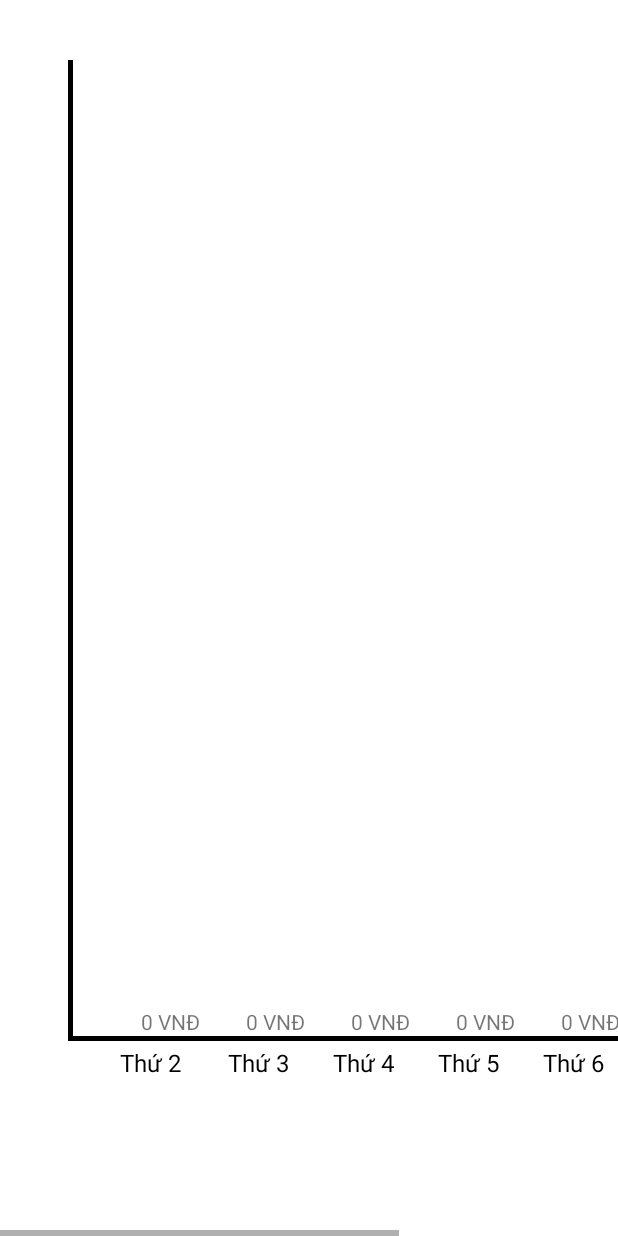
After one commit to tuannguyenipv6/QuanLyChiTieu, an Android app: the MainActivity_Chart_Day screen opened directly, with no data from a screen before it, on a phone screen of 412 x 824 dp. The commit adds this screen. Run offline under Robolectric (Android 15) with nearby library versions, the phone set to English and light mode, and no system bars.

Commit message:
biểu đồ chi tiêu các ngày trong tuần

```diff
--- a/app/src/main/AndroidManifest.xml
+++ b/app/src/main/AndroidManifest.xml
@@ -9,7 +9,8 @@
         android:roundIcon="@mipmap/ic_launcher_round"
         android:supportsRtl="true"
         android:theme="@style/Theme.QuảnLýChiTiêu">
-        <activity android:name=".MainActivity_Chart"></activity>
+        <activity android:name=".MainActivity_Chart_Day"></activity>
+        <activity android:name=".MainActivity_Chart" />
         <activity android:name=".MainActivity">
             <intent-filter>
                 <action android:name="android.intent.action.MAIN" />
--- a/app/src/main/java/com/example/qunlchitiu/Fragment/FragmentDetails.java
+++ b/app/src/main/java/com/example/qunlchitiu/Fragment/FragmentDetails.java
@@ -40,6 +40,7 @@ import com.example.qunlchitiu.Adapter.AdapterSpending;
 import com.example.qunlchitiu.ItemSpenOnClickListener;
 import com.example.qunlchitiu.MainActivity;
 import com.example.qunlchitiu.MainActivity_Chart;
+import com.example.qunlchitiu.MainActivity_Chart_Day;
 import com.example.qunlchitiu.Object.Spending;
 import com.example.qunlchitiu.R;
 import com.example.qunlchitiu.SQLite.DatabaseSpending;
@@ -79,7 +80,7 @@ public class FragmentDetails extends Fragment implements SwipeRefreshLayout.OnRe
     ArcMenu mArcMenu;
     int cThang, cTuan;
 
-    FloatingActionButton iArcToday, iArcWeek, iArcMoth;
+    FloatingActionButton iArcToday, iArcWeek, iArcMoth, iArcChNgay, iArcChTuan;
 
     @Nullable
     @Override
@@ -148,6 +149,17 @@ public class FragmentDetails extends Fragment implements SwipeRefreshLayout.OnRe
             }
         });
 
+        //Sự kiện biểu đồ Tuần
+
+        //Sự kiện biểu đồ ngày
+        iArcChNgay.setOnClickListener(new View.OnClickListener() {
+            @Override
+            public void onClick(View v) {
+                Intent intent = new Intent(getContext(), MainActivity_Chart_Day.class);
+                startActivity(intent);
+            }
+        });
+
         return view;
     }
 
@@ -166,6 +178,8 @@ public class FragmentDetails extends Fragment implements SwipeRefreshLayout.OnRe
         iArcToday = view.findViewById(R.id.iArcToday);
         iArcWeek = view.findViewById(R.id.iArcWeek);
         iArcMoth = view.findViewById(R.id.iArcMoth);
+        iArcChTuan = view.findViewById(R.id.iArcChTuan);
+        iArcChNgay = view.findViewById(R.id.iArcChNgay);
     }
 
 
@@ -239,8 +253,8 @@ public class FragmentDetails extends Fragment implements SwipeRefreshLayout.OnRe
 
     //set tiền chi tiêu tháng & tuần
     private void setTongCT(Date date){
-        cThang = spendingData.TieuThuThang(date, "MM");
-        cTuan = spendingData.TieuThuThang(date, "W");
+        cThang = spendingData.TieuThuThang(date, "MM/yyyy");
+        cTuan = spendingData.TieuThuThang(date, "W/MM/yyyy");
         TTthang.setText("Tháng này: " + cThang + " VNĐ");
         TTtuan.setText("Tuần này: " + cTuan + " VNĐ");
     }
--- /dev/null
+++ b/app/src/main/java/com/example/qunlchitiu/MainActivity_Chart_Day.java
@@ -0,0 +1,124 @@
+package com.example.qunlchitiu;
+
+import androidx.appcompat.app.AppCompatActivity;
+import androidx.recyclerview.widget.RecyclerView;
+
+import android.os.Bundle;
+import android.view.MotionEvent;
+import android.view.ScaleGestureDetector;
+import android.view.View;
+import android.widget.RelativeLayout;
+import android.widget.TextView;
+import android.widget.Toast;
+
+import com.example.qunlchitiu.SQLite.DatabaseSpending;
+
+import java.util.Date;
+
+public class MainActivity_Chart_Day extends AppCompatActivity {
+    TextView T2, T3, T4, T5, T6, T7, TCN;
+    TextView VNDT2, VNDT3, VNDT4, VNDT5, VNDT6, VNDT7, VNDCN;
+    DatabaseSpending database;
+    RelativeLayout mRelativeLayout;
+    ScaleGestureDetector scaleGestureDetector;
+    int max = 1;
+
+    @Override
+    protected void onCreate(Bundle savedInstanceState) {
+        super.onCreate(savedInstanceState);
+        setContentView(R.layout.activity_main__chart__day);
+        Anhxa();
+        Date date = new Date();
+        int Thu2 = database.Day(1, date);
+        int Thu3 = database.Day(2, date);
+        int Thu4 = database.Day(3, date);
+        int Thu5 = database.Day(4, date);
+        int Thu6 = database.Day(5, date);
+        int Thu7 = database.Day(6, date);
+        int CN = database.Day(7, date);
+
+//        Toast.makeText(MainActivity_Chart_Day.this, "???: " + Thu5, Toast.LENGTH_LONG).show();
+
+        //lấy ra Ngày cao nhất
+        int[] mMax = {Thu2, Thu3, Thu4, Thu5, Thu6, Thu7, CN};
+        for (int num: mMax) {
+            if(max < num)
+                max = num;
+        }
+
+        //set Dữ liệu từng Ngày:
+        setDataChar(Thu2, T2, VNDT2);
+        setDataChar(Thu3, T3, VNDT3);
+        setDataChar(Thu4, T4, VNDT4);
+        setDataChar(Thu5, T5, VNDT5);
+        setDataChar(Thu6, T6, VNDT6);
+        setDataChar(Thu7, T7, VNDT7);
+        setDataChar(CN, TCN, VNDCN);
+
+
+        //phóng to thu nhỏ
+        scaleGestureDetector = new ScaleGestureDetector(this, new MyGesture());
+        mRelativeLayout.setOnTouchListener(new View.OnTouchListener() {
+            @Override
+            public boolean onTouch(View v, MotionEvent event) {
+                scaleGestureDetector.onTouchEvent(event);
+                return true;
+            }
+        });
+    }
+    private void Anhxa(){
+        database = new DatabaseSpending(this);
+        mRelativeLayout = findViewById(R.id.RV_Char_Day);
+        T2 = findViewById(R.id.Day2);
+        T3 = findViewById(R.id.Day3);
+        T4 = findViewById(R.id.Day4);
+        T5 = findViewById(R.id.Day5);
+        T6 = findViewById(R.id.Day6);
+        T7 = findViewById(R.id.Day7);
+        TCN = findViewById(R.id.DayCN);
+
+        VNDT2 = findViewById(R.id.VNDT2);
+        VNDT3 = findViewById(R.id.VNDT3);
+        VNDT4 = findViewById(R.id.VNDT4);
+        VNDT5 = findViewById(R.id.VNDT5);
+        VNDT6 = findViewById(R.id.VNDT6);
+        VNDT7 = findViewById(R.id.VNDT7);
+        VNDCN = findViewById(R.id.VNDCN);
+    }
+
+    private void setDataChar(int gtrHT, TextView Thu, TextView VND){
+        double Height = (gtrHT * 1000) / max;
+        Thu.setHeight((int) Height);
+        VND.setText(gtrHT + " VNĐ");
+    }
+
+    //các funsion dùng để phóng to thu nhỏ
+    class MyGesture extends ScaleGestureDetector.SimpleOnScaleGestureListener{
+        //khai báo 3 biến lll: biến lấy giá trị phóng ban đầu, biến giữ giá trị phóng, và biến cuôi cùng kết thúc phóng
+        float scale = 1.0F, onScaleStart = 0, onScaleEnd = 0;
+
+        @Override
+        public boolean onScale(ScaleGestureDetector detector) {
+            //gọi lại biến bắt đầu "scale" nhân cho tỉ lệ mà người dùng phóng "detector.getScaleFactor();"
+            scale *= detector.getScaleFactor();
+            mRelativeLayout.setScaleX(scale); //chiều rộn
+            mRelativeLayout.setScaleY(scale); //chiều cao
+//            lvTKB.setSca(scale);
+            return super.onScale(detector);
+        }
+
+        @Override
+        public boolean onScaleBegin(ScaleGestureDetector detector) {
+            //lần lần phóng tiếp theo t cũng bắt nó tự độ phóng trk đó và gán vào onScaleStart
+            onScaleStart = scale;
+            return super.onScaleBegin(detector);
+        }
+
+        @Override
+        public void onScaleEnd(ScaleGestureDetector detector) {
+            //tương tự khi phóng kết thúc thì gán lại vào onScaleEnd
+            onScaleEnd = scale;
+            super.onScaleEnd(detector);
+        }
+    }
+}
--- a/app/src/main/java/com/example/qunlchitiu/SQLite/DatabaseSpending.java
+++ b/app/src/main/java/com/example/qunlchitiu/SQLite/DatabaseSpending.java
@@ -184,6 +184,7 @@ public class DatabaseSpending extends SQLiteOpenHelper {
             String pDate = cursor.getString(3);
             long lDate = Long.parseLong(pDate);
             Date idate = new java.util.Date(lDate*1000L);
+
             int iMoth = Integer.parseInt(formatMoth.format(idate));
             int iYear = Integer.parseInt(formatYear.format(idate));
 
@@ -196,4 +197,41 @@ public class DatabaseSpending extends SQLiteOpenHelper {
         this.close();
         return result;
     }
+
+    //xuất ra tiền tiêu thụ Ngày
+    //với thứ 2 là 1, thứ 3 là 2...
+    public int Day(int mDay, Date mDate){
+        int result = 0;
+
+        //format lấy ra tháng để so sánh
+        SimpleDateFormat formatWeekYear = new SimpleDateFormat("w/yyyy");
+        SimpleDateFormat  formatDay = new SimpleDateFormat("u");
+
+        //String formatWeekYear
+        String sformatDate = formatWeekYear.format(mDate);
+
+        //truy vấn tất cả trong bản
+        String sql = "SELECT * FROM Spending ";
+        SQLiteDatabase sqLiteDatabase = this.getReadableDatabase();
+        Cursor cursor = sqLiteDatabase.rawQuery(sql, null);     //dùng cursor để điều hướng kết quả truy vấn
+        cursor.moveToFirst();
+
+        while (!cursor.isAfterLast()){                                      //vòng lặp while chạy từ hàng đầu tiên tới hàng cuối cùng qua cursor
+            //lấy date từ bảng ra convert và so sánh với PresentDate
+            String pDate = cursor.getString(3);
+            long lDate = Long.parseLong(pDate);
+            Date idate = new java.util.Date(lDate*1000L);
+
+            String sformatiDate = formatWeekYear.format(idate);
+            int iformatiDate  = Integer.parseInt(formatDay.format(idate));
+
+            if (mDay == iformatiDate && sformatDate.equals(sformatiDate)){
+                int pMoney = cursor.getInt(2);
+                result = result + pMoney;
+            }
+            cursor.moveToNext();
+        }
+        this.close();
+        return result;
+    }
 }
--- /dev/null
+++ b/app/src/main/res/layout/activity_main__chart__day.xml
@@ -0,0 +1,223 @@
+<?xml version="1.0" encoding="utf-8"?>
+<HorizontalScrollView android:layout_width="match_parent"
+    android:layout_height="match_parent"
+    xmlns:android="http://schemas.android.com/apk/res/android">
+    <RelativeLayout
+        android:layout_width="match_parent"
+        android:padding="40dp"
+        android:id="@+id/RV_Char_Day"
+        android:layout_height="match_parent">
+        <View
+            android:layout_width="550dp"
+            android:layout_height="3dp"
+            android:background="@color/black"
+            android:id="@+id/Viw1"
+            android:layout_alignParentBottom="true"
+            android:layout_marginBottom="90dp"
+            android:layout_marginLeft="5dp"></View>
+        <View
+            android:layout_width="3dp"
+            android:layout_height="match_parent"
+            android:background="@color/black"
+            android:layout_above="@id/Viw1"
+            android:id="@+id/Viw2"
+            android:layout_marginLeft="5dp"></View>
+
+        <TextView
+            android:layout_width="30dp"
+            android:layout_height="wrap_content"
+            android:background="@drawable/botron_th"
+            android:id="@+id/Day2"
+            android:layout_above="@id/Viw1"
+            android:layout_toRightOf="@id/Viw2"
+            android:layout_marginLeft="40dp"></TextView>
+        <TextView
+            android:layout_width="wrap_content"
+            android:layout_height="wrap_content"
+            android:textSize="16sp"
+            android:layout_toRightOf="@id/Viw2"
+            android:text="Thứ 2"
+            android:padding="3dp"
+            android:textColor="@color/black"
+            android:layout_below="@id/Day2"
+            android:layout_marginTop="3dp"
+            android:layout_marginLeft="28dp"></TextView>
+
+        <TextView
+            android:layout_width="30dp"
+            android:layout_height="wrap_content"
+            android:background="@drawable/botron_th"
+            android:id="@+id/Day3"
+            android:layout_above="@id/Viw1"
+            android:layout_toRightOf="@id/Day2"
+            android:layout_marginLeft="40dp"></TextView>
+        <TextView
+            android:layout_width="wrap_content"
+            android:layout_height="wrap_content"
+            android:textSize="16sp"
+            android:layout_toRightOf="@id/Day2"
+            android:text="Thứ 3"
+            android:textColor="@color/black"
+            android:layout_below="@id/Day2"
+            android:padding="3dp"
+            android:layout_marginTop="3dp"
+            android:layout_marginLeft="30dp"></TextView>
+
+        <TextView
+            android:layout_width="30dp"
+            android:layout_height="wrap_content"
+            android:background="@drawable/botron_th"
+            android:id="@+id/Day4"
+            android:layout_above="@id/Viw1"
+            android:layout_toRightOf="@id/Day3"
+            android:layout_marginLeft="40dp"></TextView>
+        <TextView
+            android:layout_width="wrap_content"
+            android:layout_height="wrap_content"
+            android:textSize="16sp"
+            android:layout_toRightOf="@id/Day3"
+            android:text="Thứ 4"
+            android:textColor="@color/black"
+            android:layout_below="@id/Day2"
+            android:padding="3dp"
+            android:layout_marginTop="3dp"
+            android:layout_marginLeft="30dp"></TextView>
+
+        <TextView
+            android:layout_width="30dp"
+            android:layout_height="wrap_content"
+            android:background="@drawable/botron_th"
+            android:id="@+id/Day5"
+            android:layout_above="@id/Viw1"
+            android:layout_toRightOf="@id/Day4"
+            android:layout_marginLeft="40dp"></TextView>
+        <TextView
+            android:layout_width="wrap_content"
+            android:layout_height="wrap_content"
+            android:textSize="16sp"
+            android:layout_toRightOf="@id/Day4"
+            android:text="Thứ 5"
+            android:textColor="@color/black"
+            android:layout_below="@id/Day2"
+            android:padding="3dp"
+            android:layout_marginTop="3dp"
+            android:layout_marginLeft="30dp"></TextView>
+
+        <TextView
+            android:layout_width="30dp"
+            android:layout_height="wrap_content"
+            android:background="@drawable/botron_th"
+            android:id="@+id/Day6"
+            android:layout_above="@id/Viw1"
+            android:layout_toRightOf="@id/Day5"
+            android:layout_marginLeft="40dp"></TextView>
+        <TextView
+            android:layout_width="wrap_content"
+            android:layout_height="wrap_content"
+            android:textSize="16sp"
+            android:layout_toRightOf="@id/Day5"
+            android:text="Thứ 6"
+            android:textColor="@color/black"
+            android:layout_below="@id/Day5"
+            android:padding="3dp"
+            android:layout_marginTop="3dp"
+            android:layout_marginLeft="30dp"></TextView>
+
+        <TextView
+            android:layout_width="30dp"
+            android:layout_height="wrap_content"
+            android:background="@drawable/botron_th"
+            android:id="@+id/Day7"
+            android:layout_above="@id/Viw1"
+            android:layout_toRightOf="@id/Day6"
+            android:layout_marginLeft="40dp"></TextView>
+        <TextView
+            android:layout_width="wrap_content"
+            android:layout_height="wrap_content"
+            android:textSize="16sp"
+            android:layout_toRightOf="@id/Day6"
+            android:text="Thứ 7"
+            android:textColor="@color/black"
+            android:layout_below="@id/Day2"
+            android:padding="3dp"
+            android:layout_marginTop="3dp"
+            android:layout_marginLeft="30dp"></TextView>
+
+        <TextView
+            android:layout_width="30dp"
+            android:layout_height="wrap_content"
+            android:background="@drawable/botron_th"
+            android:id="@+id/DayCN"
+            android:layout_above="@id/Viw1"
+            android:layout_toRightOf="@id/Day7"
+            android:layout_marginLeft="40dp"></TextView>
+        <TextView
+            android:layout_width="wrap_content"
+            android:layout_height="wrap_content"
+            android:textSize="16sp"
+            android:layout_toRightOf="@id/Day7"
+            android:text="Chủ Nhật"
+            android:textColor="@color/black"
+            android:layout_below="@id/Day2"
+            android:padding="3dp"
+            android:layout_marginTop="3dp"
+            android:layout_marginLeft="30dp"></TextView>
+
+        <TextView
+            android:layout_width="130dp"
+            android:layout_height="wrap_content"
+            android:layout_above="@id/Day2"
+            android:gravity="center"
+            android:id="@+id/VNDT2"
+            android:text="9.000 VNĐ"
+            android:layout_toRightOf="@id/Viw2"/>
+        <TextView
+            android:layout_width="130dp"
+            android:layout_height="wrap_content"
+            android:layout_above="@id/Day3"
+            android:gravity="center"
+            android:id="@+id/VNDT3"
+            android:layout_toRightOf="@id/Day2"
+            android:text="9.000 VNĐ"/>
+        <TextView
+            android:layout_width="130dp"
+            android:layout_height="wrap_content"
+            android:layout_above="@id/Day4"
+            android:gravity="center"
+            android:id="@+id/VNDT4"
+            android:text="9.000 VNĐ"
+            android:layout_toRightOf="@id/Day3"/>
+        <TextView
+            android:layout_width="130dp"
+            android:layout_height="wrap_content"
+            android:layout_above="@id/Day5"
+            android:gravity="center"
+            android:id="@+id/VNDT5"
+            android:layout_toRightOf="@id/Day4"
+            android:text="9.000 VNĐ"/>
+        <TextView
+            android:layout_width="130dp"
+            android:layout_height="wrap_content"
+            android:layout_above="@id/Day6"
+            android:gravity="center"
+            android:id="@+id/VNDT6"
+            android:text="9.000 VNĐ"
+            android:layout_toRightOf="@id/Day5"/>
+        <TextView
+            android:layout_width="130dp"
+            android:layout_height="wrap_content"
+            android:layout_above="@id/Day7"
+            android:gravity="center"
+            android:id="@+id/VNDT7"
+            android:layout_toRightOf="@id/Day6"
+            android:text="9.000 VNĐ"/>
+        <TextView
+            android:layout_width="130dp"
+            android:layout_height="wrap_content"
+            android:layout_above="@id/DayCN"
+            android:gravity="center"
+            android:id="@+id/VNDCN"
+            android:layout_toRightOf="@id/Day7"
+            android:text="9.000 VNĐ"/>
+    </RelativeLayout>
+</HorizontalScrollView>
--- a/app/src/main/res/layout/fragment_details.xml
+++ b/app/src/main/res/layout/fragment_details.xml
@@ -88,7 +88,7 @@
             android:layout_width="wrap_content"
             android:layout_height="wrap_content"
             android:layout_margin="16dp"
-            android:src="@drawable/ic_home"
+            android:src="@drawable/ic_chart"
             android:backgroundTint="#EFE697"
             android:id="@+id/mFloatingActionButton"
             app:fabSize="normal"
@@ -121,6 +121,16 @@
             android:layout_height="wrap_content"
             android:id="@+id/iArcMoth"
             android:src="@drawable/ic_moth"/>
+        <com.google.android.material.floatingactionbutton.FloatingActionButton
+            android:layout_width="wrap_content"
+            android:layout_height="wrap_content"
+            android:id="@+id/iArcChNgay"
+            android:src="@drawable/ic_ch_ngay"/>
+        <com.google.android.material.floatingactionbutton.FloatingActionButton
+            android:layout_width="wrap_content"
+            android:layout_height="wrap_content"
+            android:id="@+id/iArcChTuan"
+            android:src="@drawable/ic_ch_tuan"/>
 
     </com.sa90.materialarcmenu.ArcMenu>
 </RelativeLayout>
```
Also changed, not shown: app/src/main/res/drawable/ic_ch_ngay.png (added), app/src/main/res/drawable/ic_ch_tuan.png (added), app/src/main/res/drawable/ic_chart.png (added).
